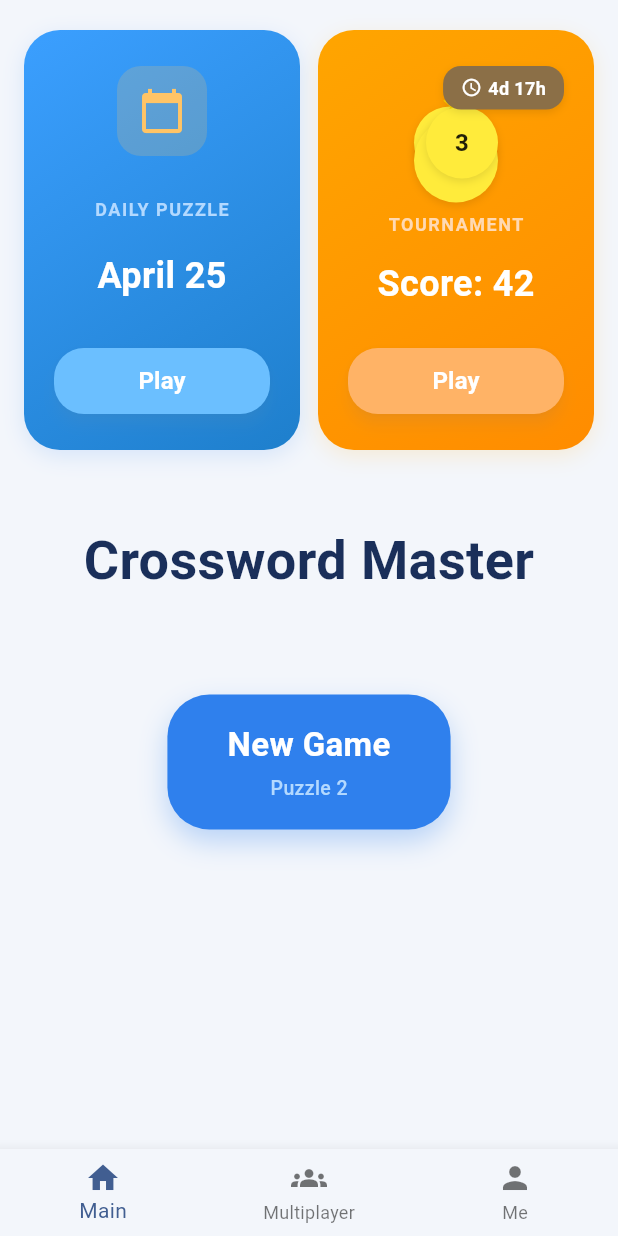
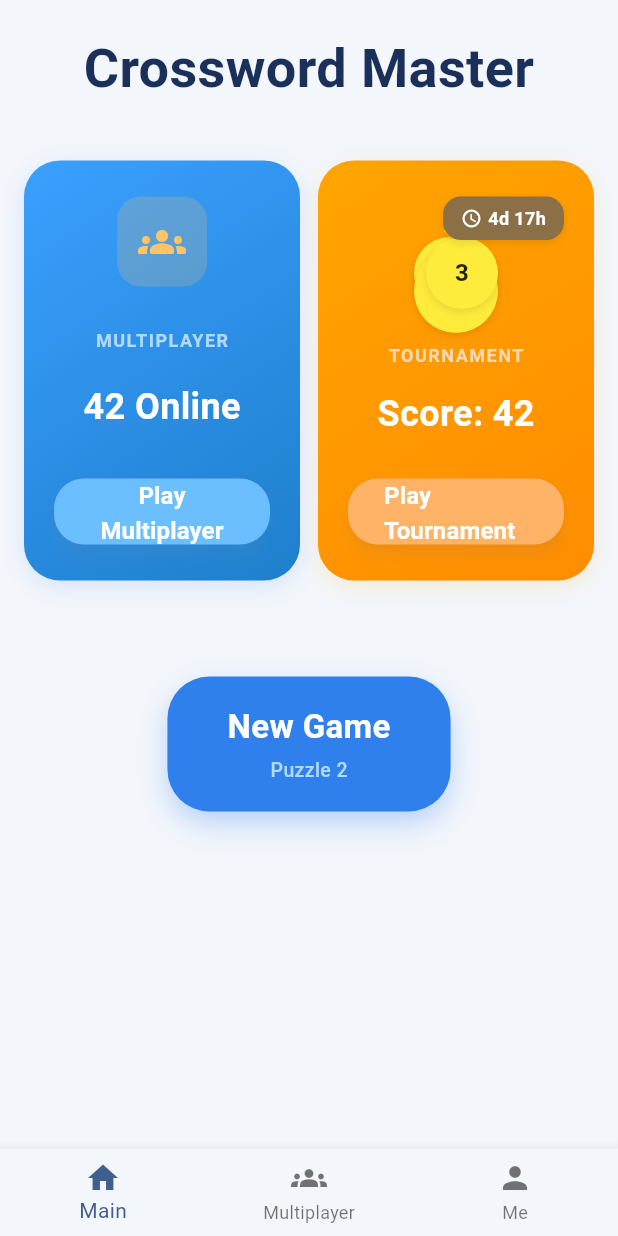
Before and after one commit to sarthakvadhel/Crossword_Multiplayer_Game_Flutter_2.0, a Flutter app: the screen it shows after launch, on a phone screen of 412 x 824 dp. Run offline on Flutter 3.47's test engine with Material 3 defaults, Android fonts, the phone set to English and light mode, and no system bars; our stand-ins replace flutter_riverpod, google_sign_in, shared_preferences.

Commit message:
Update home screen cards for multiplayer and tournament layout
Agent-Logs-Url: https://github.com/sarthakvadhel/Crossword_Multiplayer_Game_Flutter_2.0/sessions/a333ca58-bfcd-4bee-8340-e599b95057dc

Co-authored-by: sarthakvadhel <126805044+sarthakvadhel@users.noreply.github.com>

```diff
--- a/lib/presentation/screens/home_screen.dart
+++ b/lib/presentation/screens/home_screen.dart
@@ -1,7 +1,8 @@
 import 'package:flutter/material.dart';
-import '../widgets/daily_puzzle_card.dart';
+
+import '../widgets/animated_new_game_button.dart';
+import '../widgets/multiplayer_mode_card.dart';
 import '../widgets/tournament_card.dart';
-import '../widgets/animated_new_game_button.dart';
 
 class HomeScreen extends StatelessWidget {
   const HomeScreen({
@@ -23,9 +24,6 @@ class HomeScreen extends StatelessWidget {
 
   @override
   Widget build(BuildContext context) {
-    final today = DateTime.now();
-    final dateStr = 'April ${today.day}';
-
     return SafeArea(
       child: SingleChildScrollView(
         child: Padding(
@@ -33,16 +31,27 @@ class HomeScreen extends StatelessWidget {
           child: Column(
             crossAxisAlignment: CrossAxisAlignment.stretch,
             children: [
+              const Text(
+                'Crossword Master',
+                textAlign: TextAlign.center,
+                style: TextStyle(
+                  fontSize: 36,
+                  fontWeight: FontWeight.w700,
+                  color: Color(0xFF1A2F5A),
+                ),
+              ),
+              const SizedBox(height: 36),
+
               // Top Cards Section
               SizedBox(
                 height: 280,
                 child: Row(
                   children: [
-                    // Daily Puzzle Card
+                    // Multiplayer Mode Card
                     Expanded(
-                      child: DailyPuzzleCard(
-                        date: dateStr,
-                        onPlay: onContinue,
+                      child: MultiplayerModeCard(
+                        onlinePlayers: 42,
+                        onPlay: onMultiplayer,
                       ),
                     ),
                     const SizedBox(width: 12),
@@ -52,21 +61,10 @@ class HomeScreen extends StatelessWidget {
                         timeRemaining: '4d 17h',
                         score: 42,
                         onPlay: onMultiplayer,
+                        buttonLabel: 'Play Tournament',
                       ),
                     ),
                   ],
-                ),
-              ),
-              const SizedBox(height: 48),
-
-              // Title
-              const Text(
-                'Crossword Master',
-                textAlign: TextAlign.center,
-                style: TextStyle(
-                  fontSize: 36,
-                  fontWeight: FontWeight.w700,
-                  color: Color(0xFF1A2F5A),
                 ),
               ),
               const SizedBox(height: 64),
--- /dev/null
+++ b/lib/presentation/widgets/multiplayer_mode_card.dart
@@ -0,0 +1,104 @@
+import 'package:flutter/material.dart';
+
+import '../../core/constants/app_colors.dart';
+
+class MultiplayerModeCard extends StatelessWidget {
+  const MultiplayerModeCard({
+    super.key,
+    required this.onlinePlayers,
+    required this.onPlay,
+  });
+
+  final int onlinePlayers;
+  final VoidCallback onPlay;
+
+  @override
+  Widget build(BuildContext context) {
+    return Container(
+      decoration: BoxDecoration(
+        gradient: const LinearGradient(
+          begin: Alignment.topLeft,
+          end: Alignment.bottomRight,
+          colors: [
+            AppColors.dailyPuzzleGradientStart,
+            AppColors.dailyPuzzleGradientEnd,
+          ],
+        ),
+        borderRadius: BorderRadius.circular(24),
+        boxShadow: [
+          BoxShadow(
+            color: AppColors.primary.withValues(alpha: 0.15),
+            blurRadius: 12,
+            offset: const Offset(0, 4),
+          ),
+        ],
+      ),
+      child: Padding(
+        padding: const EdgeInsets.symmetric(vertical: 24, horizontal: 20),
+        child: Column(
+          mainAxisAlignment: MainAxisAlignment.spaceBetween,
+          crossAxisAlignment: CrossAxisAlignment.center,
+          children: [
+            Container(
+              width: 60,
+              height: 60,
+              decoration: BoxDecoration(
+                color: AppColors.accent.withValues(alpha: 0.2),
+                borderRadius: BorderRadius.circular(16),
+              ),
+              child: const Icon(
+                Icons.groups_rounded,
+                color: AppColors.accent,
+                size: 32,
+              ),
+            ),
+            const SizedBox(height: 16),
+            const Text(
+              'MULTIPLAYER',
+              style: TextStyle(
+                fontSize: 12,
+                fontWeight: FontWeight.w600,
+                color: Color(0xFFB3D9FF),
+                letterSpacing: 1,
+              ),
+            ),
+            const SizedBox(height: 8),
+            Text(
+              '$onlinePlayers Online',
+              style: const TextStyle(
+                fontSize: 24,
+                fontWeight: FontWeight.w700,
+                color: AppColors.textLight,
+              ),
+            ),
+            const SizedBox(height: 20),
+            SizedBox(
+              height: 44,
+              width: double.infinity,
+              child: ElevatedButton(
+                onPressed: onPlay,
+                style: ElevatedButton.styleFrom(
+                  backgroundColor: AppColors.dailyPlayButton,
+                  elevation: 4,
+                  shadowColor: AppColors.dailyPlayButton.withValues(alpha: 0.4),
+                  shape: RoundedRectangleBorder(
+                    borderRadius: BorderRadius.circular(20),
+                  ),
+                ),
+                child: const Text(
+                  'Play Multiplayer',
+                  textAlign: TextAlign.center,
+                  style: TextStyle(
+                    fontSize: 16,
+                    fontWeight: FontWeight.w600,
+                    color: AppColors.textLight,
+                  ),
+                ),
+              ),
+            ),
+          ],
+        ),
+      ),
+    );
+  }
+}
--- a/lib/presentation/widgets/tournament_card.dart
+++ b/lib/presentation/widgets/tournament_card.dart
@@ -7,11 +7,13 @@ class TournamentCard extends StatelessWidget {
     required this.timeRemaining,
     required this.score,
     required this.onPlay,
+    this.buttonLabel = 'Play',
   });
 
   final String timeRemaining;
   final int score;
   final VoidCallback onPlay;
+  final String buttonLabel;
 
   @override
   Widget build(BuildContext context) {
@@ -83,8 +85,8 @@ class TournamentCard extends StatelessWidget {
                         borderRadius: BorderRadius.circular(20),
                       ),
                     ),
-                    child: const Text(
-                      'Play',
+                    child: Text(
+                      buttonLabel,
                       style: TextStyle(
                         fontSize: 16,
                         fontWeight: FontWeight.w600,
```
